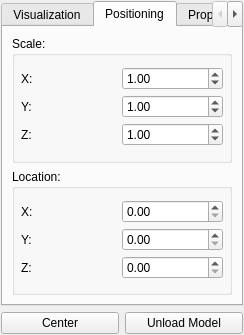
Old version of the form Gorgon/src_ui/ui_dialog_model_visualization.ui in the repository GorgonCryoEM/Gorgon.
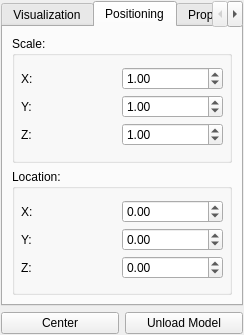
New version of the form. The open tabs and pages were chosen to show the change. Custom widgets are drawn as their Qt base class.

```diff
--- a/Gorgon/src_ui/ui_dialog_model_visualization.ui
+++ b/Gorgon/src_ui/ui_dialog_model_visualization.ui
@@ -279,8 +279,14 @@
           </item>
           <item row="0" column="1" >
            <widget class="QDoubleSpinBox" name="doubleSpinBoxLocationX" >
+            <property name="minimum" >
+             <double>-100000000000000.000000000000000</double>
+            </property>
             <property name="maximum" >
-             <double>99999999999999.984375000000000</double>
+             <double>100000000000000.000000000000000</double>
+            </property>
+            <property name="value" >
+             <double>0.000000000000000</double>
             </property>
            </widget>
           </item>
@@ -293,6 +299,9 @@
           </item>
           <item row="1" column="1" >
            <widget class="QDoubleSpinBox" name="doubleSpinBoxLocationY" >
+            <property name="minimum" >
+             <double>-100000000000000.000000000000000</double>
+            </property>
             <property name="maximum" >
              <double>99999999999999.984375000000000</double>
             </property>
@@ -307,6 +316,9 @@
           </item>
           <item row="2" column="1" >
            <widget class="QDoubleSpinBox" name="doubleSpinBoxLocationZ" >
+            <property name="minimum" >
+             <double>-100000000000000.000000000000000</double>
+            </property>
             <property name="maximum" >
              <double>99999999999999.984375000000000</double>
             </property>
```
